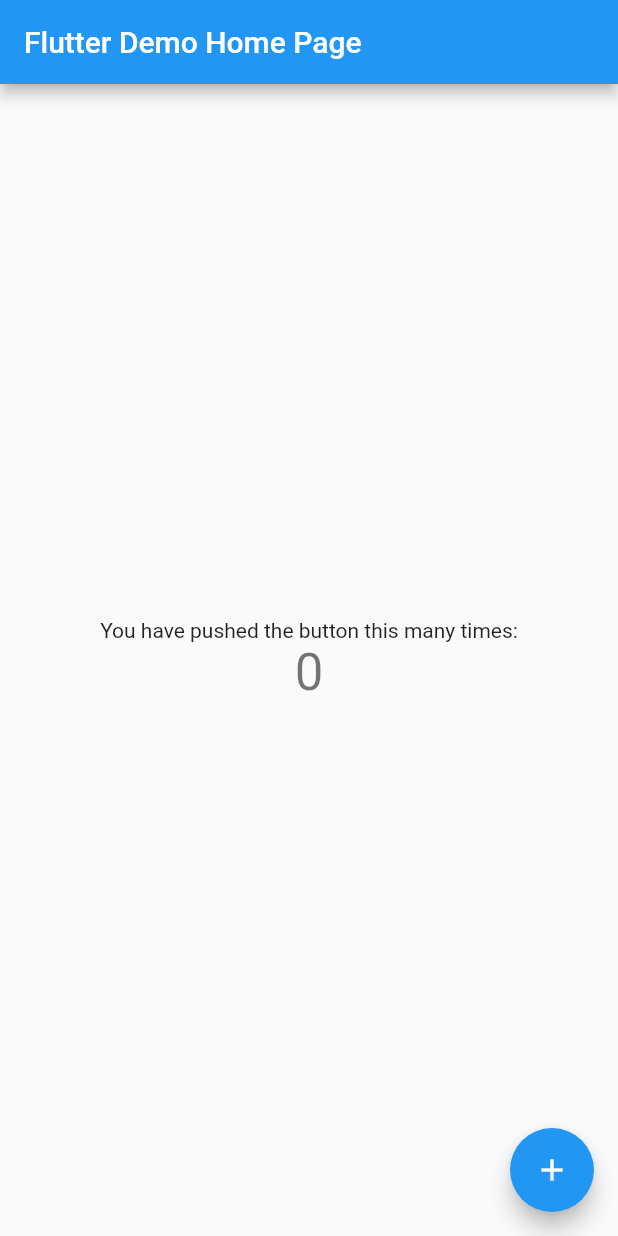
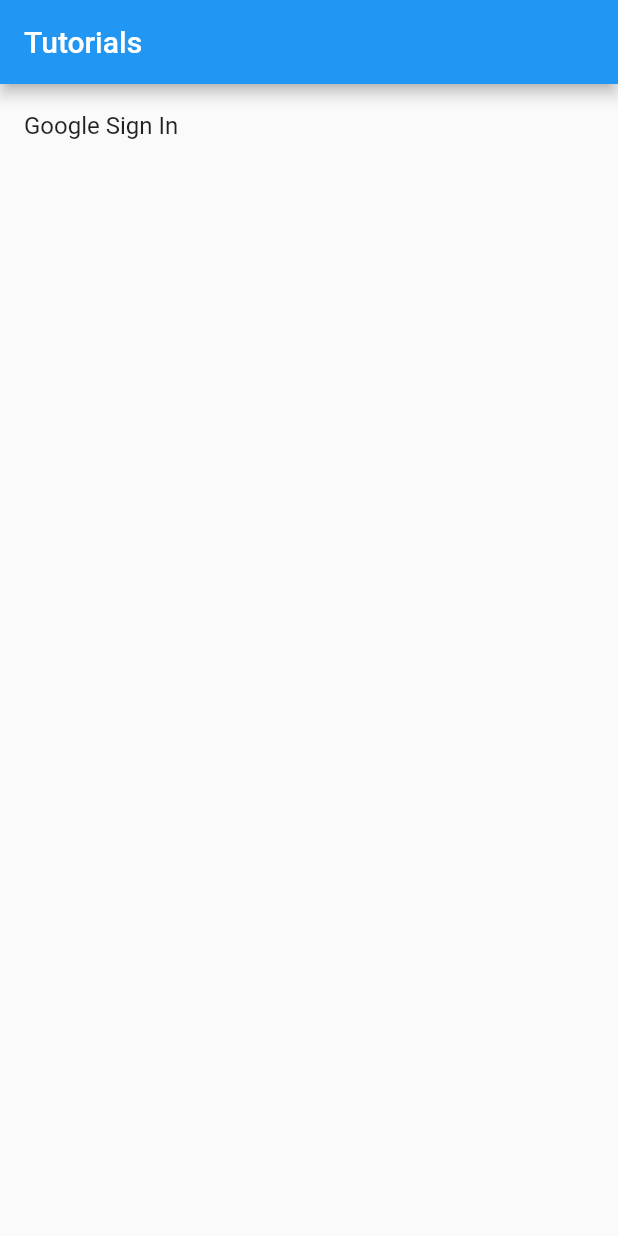
Before and after one commit to astudilloalex/tutorials, a Flutter app: the screen it shows after launch, on a phone screen of 412 x 824 dp. Run offline on Flutter 3.47's test engine with Material 2 defaults, Android fonts, the phone set to English and light mode, and no system bars; our stand-ins replace firebase_auth, firebase_core, google_sign_in; accounts and stored records are empty.

Commit message:
Create Google Sign In with Firebase

```diff
--- a/lib/main.dart
+++ b/lib/main.dart
@@ -1,113 +1,47 @@
+import 'package:firebase_core/firebase_core.dart';
 import 'package:flutter/material.dart';
+import 'package:tutorials/google_sign_in_firebase/home_google_sign_in.dart';
 
-void main() {
+Future<void> main() async {
+  WidgetsFlutterBinding.ensureInitialized();
+  await Firebase.initializeApp();
   runApp(MyApp());
 }
 
 class MyApp extends StatelessWidget {
-  // This widget is the root of your application.
   @override
   Widget build(BuildContext context) {
     return MaterialApp(
       title: 'Flutter Demo',
       theme: ThemeData(
-        // This is the theme of your application.
-        //
-        // Try running your application with "flutter run". You'll see the
-        // application has a blue toolbar. Then, without quitting the app, try
-        // changing the primarySwatch below to Colors.green and then invoke
-        // "hot reload" (press "r" in the console where you ran "flutter run",
-        // or simply save your changes to "hot reload" in a Flutter IDE).
-        // Notice that the counter didn't reset back to zero; the application
-        // is not restarted.
         primarySwatch: Colors.blue,
       ),
-      home: MyHomePage(title: 'Flutter Demo Home Page'),
+      home: _Home(),
     );
   }
 }
 
-class MyHomePage extends StatefulWidget {
-  MyHomePage({Key? key, this.title}) : super(key: key);
-
-  // This widget is the home page of your application. It is stateful, meaning
-  // that it has a State object (defined below) that contains fields that affect
-  // how it looks.
-
-  // This class is the configuration for the state. It holds the values (in this
-  // case the title) provided by the parent (in this case the App widget) and
-  // used by the build method of the State. Fields in a Widget subclass are
-  // always marked "final".
-
-  final String? title;
-
-  @override
-  _MyHomePageState createState() => _MyHomePageState();
-}
-
-class _MyHomePageState extends State<MyHomePage> {
-  int _counter = 0;
-
-  void _incrementCounter() {
-    setState(() {
-      // This call to setState tells the Flutter framework that something has
-      // changed in this State, which causes it to rerun the build method below
-      // so that the display can reflect the updated values. If we changed
-      // _counter without calling setState(), then the build method would not be
-      // called again, and so nothing would appear to happen.
-      _counter++;
-    });
-  }
-
+class _Home extends StatelessWidget {
   @override
   Widget build(BuildContext context) {
-    // This method is rerun every time setState is called, for instance as done
-    // by the _incrementCounter method above.
-    //
-    // The Flutter framework has been optimized to make rerunning build methods
-    // fast, so that you can just rebuild anything that needs updating rather
-    // than having to individually change instances of widgets.
     return Scaffold(
       appBar: AppBar(
-        // Here we take the value from the MyHomePage object that was created by
-        // the App.build method, and use it to set our appbar title.
-        title: Text(widget.title!),
+        title: Text('Tutorials'),
       ),
-      body: Center(
-        // Center is a layout widget. It takes a single child and positions it
-        // in the middle of the parent.
-        child: Column(
-          // Column is also a layout widget. It takes a list of children and
-          // arranges them vertically. By default, it sizes itself to fit its
-          // children horizontally, and tries to be as tall as its parent.
-          //
-          // Invoke "debug painting" (press "p" in the console, choose the
-          // "Toggle Debug Paint" action from the Flutter Inspector in Android
-          // Studio, or the "Toggle Debug Paint" command in Visual Studio Code)
-          // to see the wireframe for each widget.
-          //
-          // Column has various properties to control how it sizes itself and
-          // how it positions its children. Here we use mainAxisAlignment to
-          // center the children vertically; the main axis here is the vertical
-          // axis because Columns are vertical (the cross axis would be
-          // horizontal).
-          mainAxisAlignment: MainAxisAlignment.center,
-          children: <Widget>[
-            Text(
-              'You have pushed the button this many times:',
-            ),
-            Text(
-              '$_counter',
-              style: Theme.of(context).textTheme.headline4,
-            ),
-          ],
-        ),
+      body: ListView(
+        children: [
+          ListTile(
+            title: Text('Google Sign In'),
+            onTap: () {
+              Navigator.push(
+                  context,
+                  MaterialPageRoute(
+                    builder: (context) => HomeGoogleSignIn(),
+                  ));
+            },
+          ),
+        ],
       ),
-      floatingActionButton: FloatingActionButton(
-        onPressed: _incrementCounter,
-        tooltip: 'Increment',
-        child: Icon(Icons.add),
-      ), // This trailing comma makes auto-formatting nicer for build methods.
     );
   }
 }
```
Also changed, not shown: lib/google_sign_in_firebase/auth_with_google.dart (added, +39 -0 lines), lib/google_sign_in_firebase/home_google_sign_in.dart (+66 -0 lines), lib/google_sign_in_firebase/model/firebase_user.dart (added, +23 -0 lines).
